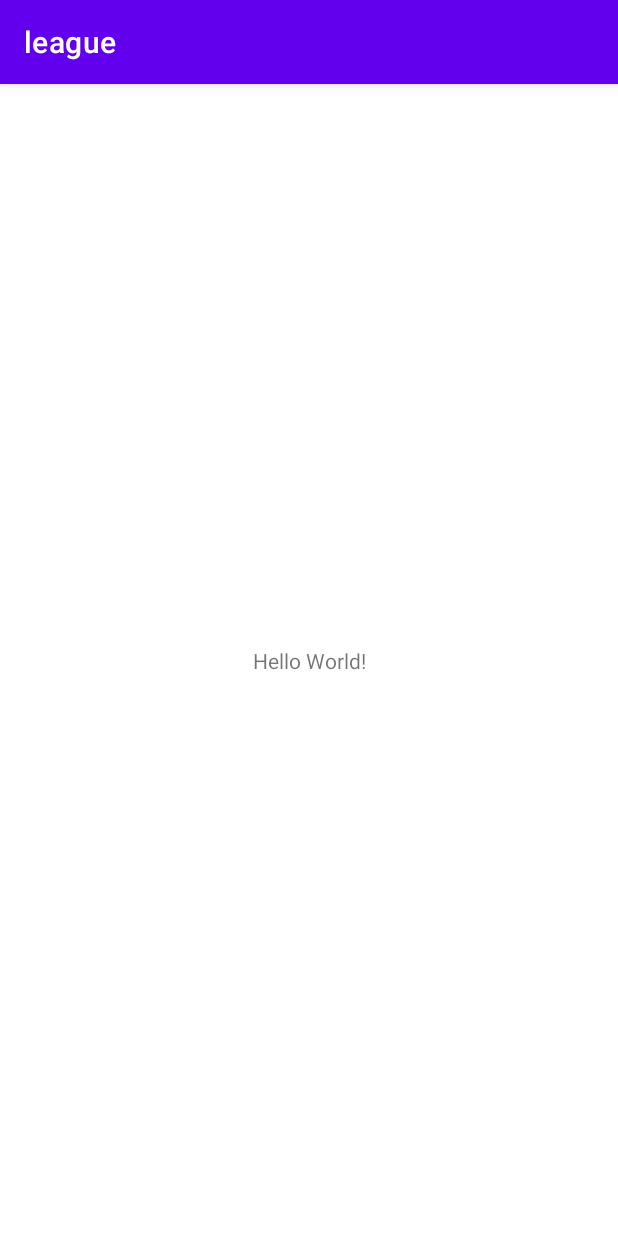
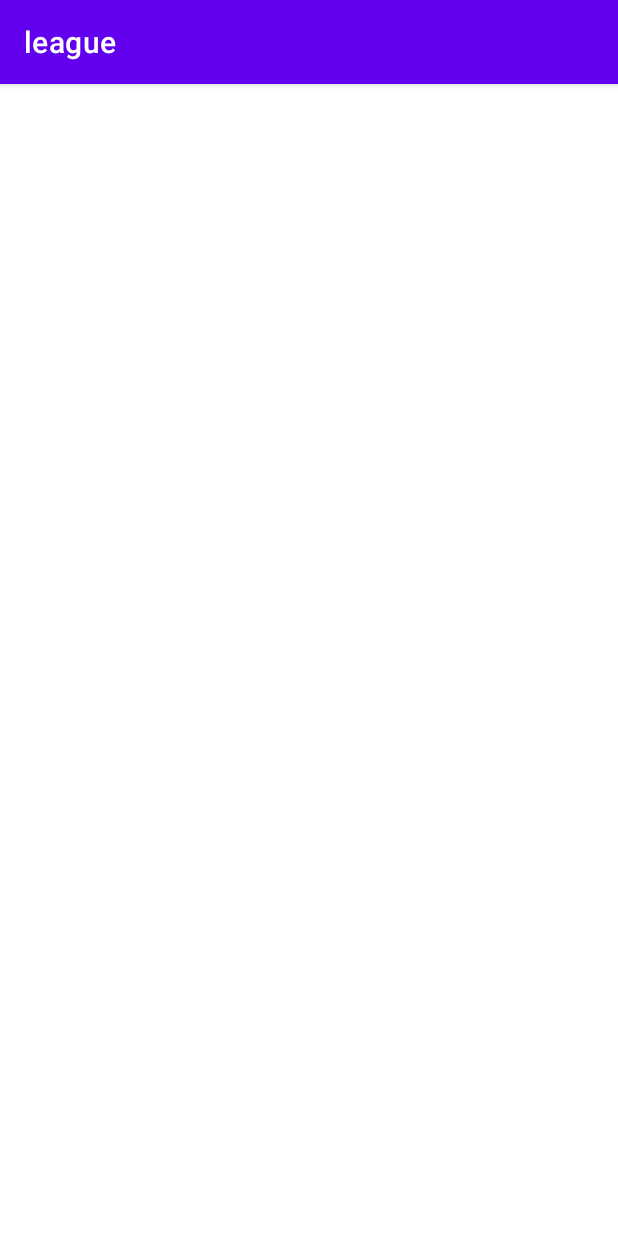
Before and after one commit to Casper7720/league, an Android app: the screen it shows after launch (MainActivity), on a phone screen of 412 x 824 dp. Run offline under Robolectric (Android 15) with nearby library versions, the phone set to English and light mode, and no system bars; 3 statements that could not run were skipped.

Commit message:
Добавил бд

```diff
--- a/league/app/src/main/java/com/example/league/MainActivity.kt
+++ b/league/app/src/main/java/com/example/league/MainActivity.kt
@@ -2,10 +2,21 @@ package com.example.league
 
 import androidx.appcompat.app.AppCompatActivity
 import android.os.Bundle
+import androidx.lifecycle.ViewModelProvider
+import com.example.league.databinding.ActivityMainBinding
 
 class MainActivity : AppCompatActivity() {
+
+    private lateinit var binding: ActivityMainBinding
+    private lateinit var viewModel: ViewModelPresenter
+
     override fun onCreate(savedInstanceState: Bundle?) {
         super.onCreate(savedInstanceState)
-        setContentView(R.layout.activity_main)
+        binding = ActivityMainBinding.inflate(layoutInflater)
+        setContentView(binding.root)
+
+        viewModel = ViewModelProvider(this).get(ViewModelPresenter::class.java)
+
+
     }
 }
--- a/league/app/src/main/res/layout/activity_main.xml
+++ b/league/app/src/main/res/layout/activity_main.xml
@@ -6,13 +6,6 @@
     android:layout_height="match_parent"
     tools:context=".MainActivity">
 
-    <TextView
-        android:layout_width="wrap_content"
-        android:layout_height="wrap_content"
-        android:text="Hello World!"
-        app:layout_constraintBottom_toBottomOf="parent"
-        app:layout_constraintLeft_toLeftOf="parent"
-        app:layout_constraintRight_toRightOf="parent"
-        app:layout_constraintTop_toTopOf="parent" />
+
 
 </androidx.constraintlayout.widget.ConstraintLayout>
```
Also changed, not shown: league/app/build.gradle (+43 -4 lines), league/app/src/main/java/com/example/league/ViewModelPresenter.kt (added, +19 -0 lines), league/app/src/main/java/com/example/league/data/db/Dao.kt (added, +12 -0 lines), league/app/src/main/java/com/example/league/data/db/DataBase.kt (added, +36 -0 lines), league/app/src/main/java/com/example/league/data/db/entity/LeagueItem.kt (added, +15 -0 lines), league/app/src/main/java/com/example/league/data/repository/Repository.kt (added, +12 -0 lines).
